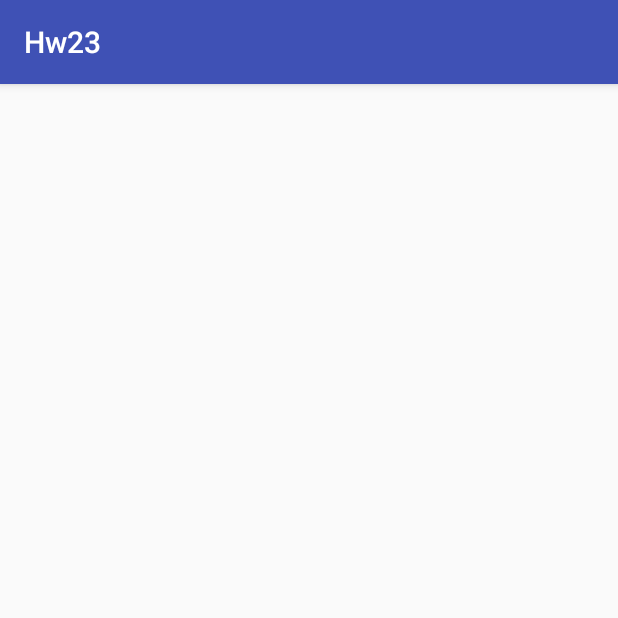
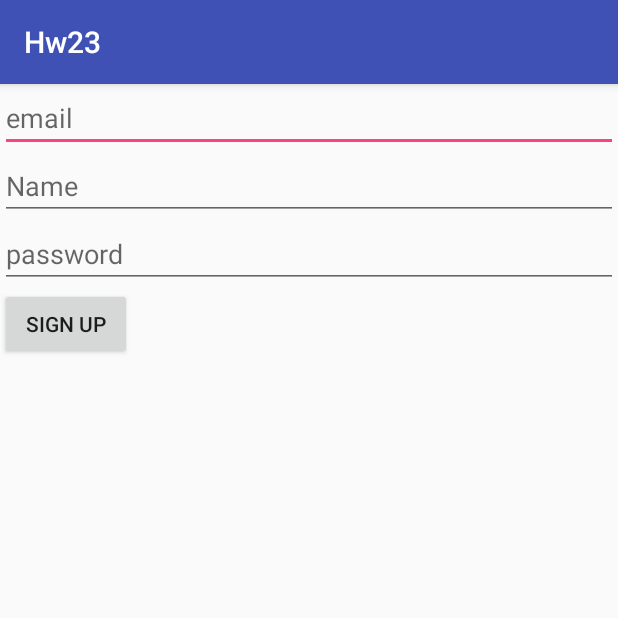
Before and after one commit to ValeryiaKarpenko/Hw23, an Android app: the LoginActivity screen opened directly, with no data from a screen before it, on a phone screen of 412 x 824 dp, the top half of it. Run offline under Robolectric (Android 15) with nearby library versions, the phone set to English and light mode, and no system bars.

Commit message:
some changes

```diff
--- a/app/src/main/java/com/example/it/hw23/LoginActivity.java
+++ b/app/src/main/java/com/example/it/hw23/LoginActivity.java
@@ -1,13 +1,52 @@
 package com.example.it.hw23;
 
+import android.content.Intent;
+import android.os.Bundle;
 import android.support.v7.app.AppCompatActivity;
-import android.os.Bundle;
+import android.view.View;
+import android.widget.Toast;
 
 public class LoginActivity extends AppCompatActivity {
+
+    public static final String SAVED_DATA = "saved_data";
+    public static String savedString = "";
+    private View emailTextView;
+    private View nameTextView;
+    private View passwordTextView;
 
     @Override
     protected void onCreate(Bundle savedInstanceState) {
         super.onCreate(savedInstanceState);
         setContentView(R.layout.activity_login);
+        initView();
+
+        emailTextView = findViewById(R.id.email_edit_text);
+        nameTextView = findViewById(R.id.name_edit_text);
+        passwordTextView = findViewById(R.id.password_edit_text);
+    }
+
+    private void initView() {
+        View signupButton = findViewById(R.id.sign_up_button);
+        signupButton.setOnClickListener(new View.OnClickListener() {
+            @Override
+            public void onClick(View view) {
+                startActivity(new Intent(LoginActivity.this, MainActivity.class));
+                Toast.makeText(getApplicationContext(),"success",Toast.LENGTH_LONG).show();
+            }
+        });
+    }
+
+
+    @Override
+    protected void onSaveInstanceState(Bundle outState) {
+        super.onSaveInstanceState(outState);
+        outState.putString(SAVED_DATA, savedString);
+    }
+
+    @Override
+    protected void onRestoreInstanceState(Bundle savedInstanceState) {
+        savedString = savedInstanceState.getString(SAVED_DATA);
+        super.onRestoreInstanceState(savedInstanceState);
+
     }
 }
--- a/app/src/main/res/layout/activity_login.xml
+++ b/app/src/main/res/layout/activity_login.xml
@@ -1,9 +1,35 @@
 <?xml version="1.0" encoding="utf-8"?>
-<android.support.constraint.ConstraintLayout xmlns:android="http://schemas.android.com/apk/res/android"
-    xmlns:app="http://schemas.android.com/apk/res-auto"
-    xmlns:tools="http://schemas.android.com/tools"
+<LinearLayout xmlns:android="http://schemas.android.com/apk/res/android"
     android:layout_width="match_parent"
     android:layout_height="match_parent"
-    tools:context="com.example.it.hw23.LoginActivity">
+    android:orientation="vertical">
 
-</android.support.constraint.ConstraintLayout>
+    <EditText
+        android:id="@+id/email_edit_text"
+        android:layout_width="match_parent"
+        android:layout_height="wrap_content"
+        android:hint="@string/email"/>
+
+    <EditText
+        android:id="@+id/name_edit_text"
+        android:layout_width="match_parent"
+        android:layout_height="wrap_content"
+        android:hint="@string/name" />
+
+    <EditText
+        android:id="@+id/password_edit_text"
+        android:layout_width="match_parent"
+        android:layout_height="wrap_content"
+        android:hint="@string/password"
+        android:inputType="textPassword" />
+
+    <Button
+        android:id="@+id/sign_up_button"
+        android:layout_width="wrap_content"
+        android:layout_height="wrap_content"
+        android:onClick="onClick"
+        android:text="@string/sign_up" />
+
+
+
+</LinearLayout>
--- a/app/src/main/res/layout/fragment_login.xml
+++ b/app/src/main/res/layout/fragment_login.xml
@@ -4,12 +4,13 @@
     android:orientation="vertical">
 
     <EditText
+        android:id="@+id/email_fr_edit_text"
         android:layout_width="match_parent"
         android:layout_height="wrap_content"
         android:hint="@string/email"/>
 
     <EditText
-        android:id="@+id/editText"
+        android:id="@+id/password_fr_edit_text"
         android:layout_width="match_parent"
         android:layout_height="wrap_content"
         android:hint="@string/password"
--- a/app/src/main/res/values/strings.xml
+++ b/app/src/main/res/values/strings.xml
@@ -1,6 +1,6 @@
 <resources>
     <string name="app_name">Hw23</string>
-    <string name="login">Login</string>
+    <string name="login">Sign in</string>
 
     <!-- TODO: Remove or change this placeholder text -->
     <string name="hello_blank_fragment">Hello blank fragment</string>
@@ -8,4 +8,6 @@
     <string name="email">email</string>
     <string name="success">Success</string>
     <string name="cancel">cancel</string>
+    <string name="sign_up">Sign up</string>
+    <string name="name">Name</string>
 </resources>
```
Also changed, not shown: app/src/main/java/com/example/it/hw23/MainActivity.java (+25 -3 lines), app/src/main/java/com/example/it/hw23/fragments/LoginFragment.java (+10 -0 lines), app/src/main/res/layout/activity_main.xml (+14 -5 lines).
